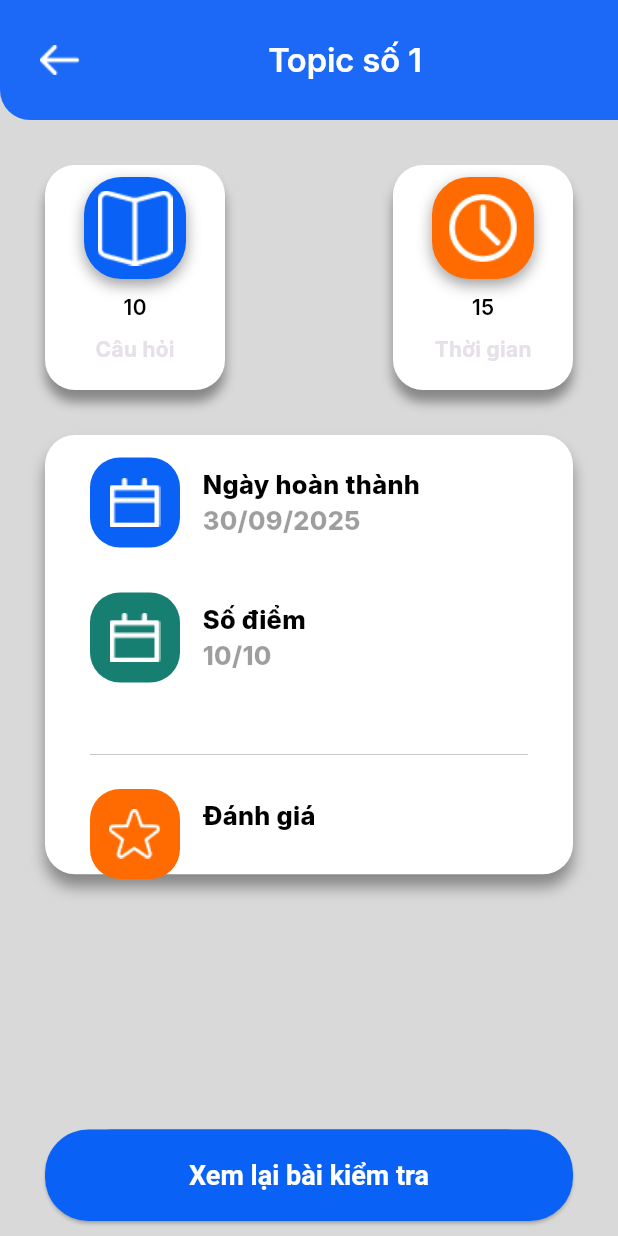
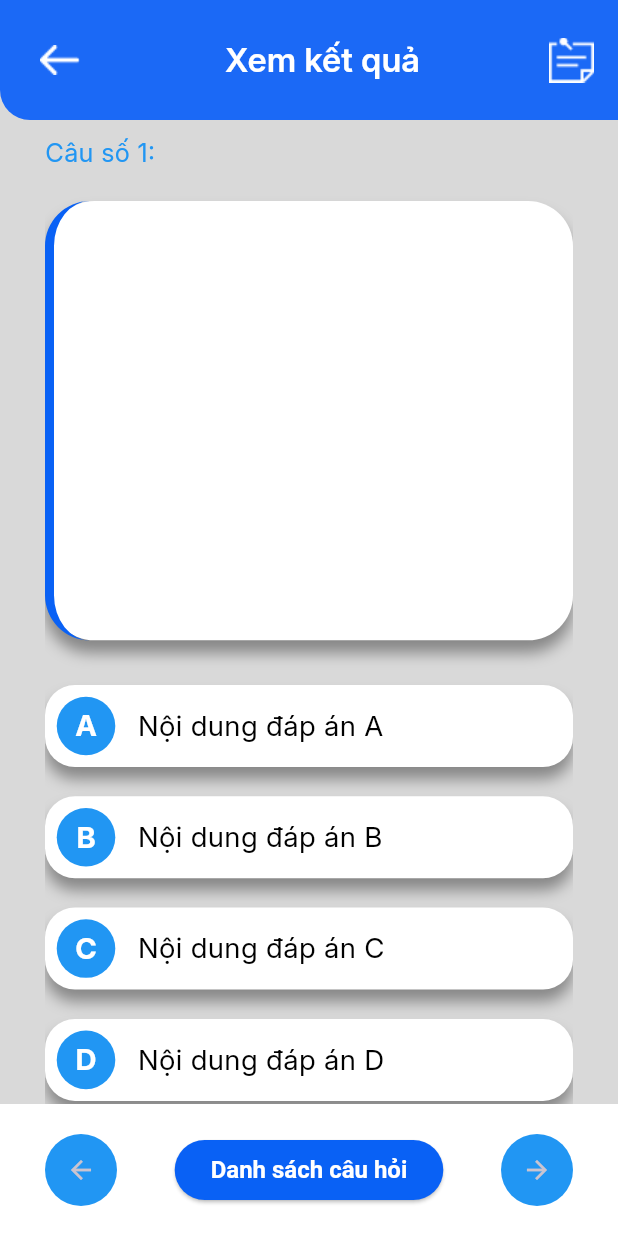
Before and after one commit to nguynbao/PRJ_ONTHI_CCGM_BDS, a Flutter app: the TotalExamPage screen opened directly, after a tap on "Xem lại bài kiểm tra", on a phone screen of 412 x 824 dp. Run offline on Flutter 3.47's test engine with Material 3 defaults, Android fonts, the phone set to English and light mode, and no system bars; our stand-ins replace dio, flutter_platform_widgets, flutter_screenutil, flutter_secure_storage, flutter_svg, iconsax and 1 more; missing offline and left inert: apptomate_custom_checkbox; accounts and stored records are empty; network calls fail.

Commit message:
done Exam_page

```diff
--- a/client_app/lib/config/assets/app_icons.dart
+++ b/client_app/lib/config/assets/app_icons.dart
@@ -11,6 +11,7 @@
   static const String imgReview = '${base}review$format';
   static const String imgStart = '${base}start$format';
   static const String imgBack = '${base}back$format';
+  static const String imgCheck = '${base}check$format';
 
 
 
--- a/client_app/lib/views/main_screen/exam/detail_exam_page.dart
+++ b/client_app/lib/views/main_screen/exam/detail_exam_page.dart
@@ -2,6 +2,7 @@
 import 'package:client_app/config/themes/app_color.dart';
 import 'package:client_app/views/main_screen/exam/inside_exam_page.dart';
 import 'package:flutter/material.dart';
+import 'package:flutter_screenutil/flutter_screenutil.dart';
 import 'package:flutter_svg/svg.dart';
 
 class DetailExamPage extends StatelessWidget {
@@ -13,12 +14,15 @@
       backgroundColor: Color(0xffD9D9D9),
       appBar: AppBar(
         toolbarHeight: 80,
-        title: Align(
-          alignment: Alignment.center,
-          child: Text(
-            "Topic số 1",
-            style: TextStyle(color: Colors.white, fontWeight: FontWeight.w600),
-          ),
+        title: Row(
+          children: [
+            Spacer(),
+            Text(
+              "Topic số 1",
+              style: TextStyle(color: Colors.white, fontWeight: FontWeight.w600),
+            ),
+            Spacer(),
+          ],
         ),
         backgroundColor: AppColor.buttonprimaryCol,
         elevation: 4,
@@ -142,7 +146,7 @@
                             Text(
                               "Bắt đầu làm bài kiểm tra",
                               style: TextStyle(
-                                fontSize: 18,
+                                fontSize: 18.sp,
                                 fontWeight: FontWeight.w700,
                               ),
                             ),
@@ -233,22 +237,22 @@
       child: Row(
         children: [
           Container(
-            height: 60,
-            width: 60,
+            height: 60.h,
+            width: 60.w,
             decoration: BoxDecoration(
               color: color,
               borderRadius: BorderRadius.circular(20),
             ),
-            child: Image.asset(icon, height: 40, width: 40),
+            child: Image.asset(icon, height: 40.h, width: 40.w),
           ),
-          SizedBox(width: 15),
+          SizedBox(width: 15.h),
           Column(
             crossAxisAlignment: CrossAxisAlignment.start,
             children: [
               Text(
                 title,
                 style: TextStyle(
-                  fontSize: 17,
+                  fontSize: 17.sp,
                   color: Colors.black,
                   fontWeight: FontWeight.w800,
                 ),
@@ -256,7 +260,7 @@
               Text(
                 content,
                 style: TextStyle(
-                  fontSize: 17,
+                  fontSize: 17.sp,
                   color: Colors.black38,
                   fontWeight: FontWeight.w800,
                 ),
--- /dev/null
+++ b/client_app/lib/views/main_screen/exam/review_exam_page.dart
@@ -0,0 +1,261 @@
+import 'package:client_app/config/assets/app_icons.dart';
+import 'package:client_app/config/themes/app_color.dart';
+import 'package:client_app/views/main_screen/main_screen.dart';
+import 'package:client_app/widget/modal/show_modal.dart';
+import 'package:flutter/material.dart';
+import 'package:flutter_screenutil/flutter_screenutil.dart';
+
+class ReviewExamPage extends StatefulWidget {
+  const ReviewExamPage({super.key});
+
+  @override
+  State<ReviewExamPage> createState() => _ReviewExamPageState();
+}
+
+class _ReviewExamPageState extends State<ReviewExamPage> {
+  int selectedAnswerIndex = -1;
+  List<String?> userSelections = [
+    'B',
+    null,
+    'A',
+    'D',
+    'C',
+    null,
+    null,
+    'B',
+    'A',
+    null,
+  ];
+  @override
+  Widget build(BuildContext context) {
+    return Scaffold(
+      backgroundColor: Color(0xffD9D9D9),
+      appBar: AppBar(
+        automaticallyImplyLeading: false,
+        toolbarHeight: 80,
+        title: Row(
+          children: [
+            IconButton(
+              onPressed: () => {
+                Navigator.pushAndRemoveUntil(
+                  context,
+                  MaterialPageRoute(builder: (_) => const MainScreen()),
+                  (Route<dynamic> route) => false,
+                ),
+              },
+              icon: Image.asset(AppIcons.imgBack),
+            ),
+            Spacer(),
+            Align(
+              alignment: Alignment.center,
+              child: Text(
+                "Xem kết quả",
+                style: TextStyle(
+                  color: Colors.white,
+                  fontWeight: FontWeight.w600,
+                ),
+              ),
+            ),
+            Spacer(),
+            InkWell(onTap: () {}, child: Image.asset(AppIcons.imgCheck)),
+          ],
+        ),
+        backgroundColor: AppColor.buttonprimaryCol,
+        elevation: 4,
+        shape: RoundedRectangleBorder(
+          borderRadius: BorderRadius.only(bottomLeft: Radius.circular(20)),
+        ),
+      ),
+      body: SafeArea(
+        child: Padding(
+          padding: const EdgeInsets.fromLTRB(30, 10, 30, 0),
+          child: Column(
+            children: [
+              Expanded(
+                child: SingleChildScrollView(
+                  scrollDirection: Axis.vertical,
+                  child: Column(
+                    crossAxisAlignment: CrossAxisAlignment.start,
+                    children: [
+                      Text(
+                        "Câu số 1:",
+                        style: TextStyle(
+                          color: AppColor.primaryBlue,
+                          fontSize: 17,
+                        ),
+                      ),
+                      SizedBox(height: 20),
+                      Container(
+                        height: 300.h,
+                        decoration: BoxDecoration(
+                          boxShadow: [
+                            BoxShadow(
+                              blurRadius: 8,
+                              color: Colors.black38,
+                              offset: Offset(0, 8),
+                              spreadRadius: 0,
+                            ),
+                          ],
+                          color: Colors.white,
+                          borderRadius: BorderRadius.circular(30),
+                          border: Border(
+                            left: BorderSide(
+                              color: AppColor.buttonprimaryCol,
+                              width: 6,
+                            ),
+                          ),
+                        ),
+                      ),
+                      SizedBox(height: 20),
+                      boxAnswer("A", 'Nội dung đáp án A', 0), // Index 0
+                      boxAnswer("B", 'Nội dung đáp án B', 1), // Index 1
+                      boxAnswer("C", 'Nội dung đáp án C', 2), // Index 2
+                      boxAnswer("D", 'Nội dung đáp án D', 3), //
+                    ],
+                  ),
+                ),
+              ),
+            ],
+          ),
+        ),
+      ),
+      bottomNavigationBar: Container(
+        decoration: BoxDecoration(color: Colors.white),
+        child: Padding(
+          padding: const EdgeInsets.symmetric(vertical: 20, horizontal: 30),
+          child: Row(
+            mainAxisAlignment: MainAxisAlignment.spaceBetween,
+            crossAxisAlignment: CrossAxisAlignment.end,
+            children: [
+              Container(
+                decoration: BoxDecoration(
+                  color: AppColor.primaryBlue,
+                  shape: BoxShape.circle,
+                ),
+                child: IconButton(
+                  onPressed: () {},
+                  icon: Icon(Icons.arrow_back, size: 20),
+                ),
+              ),
+              ElevatedButton(
+                onPressed: () {
+                  showListAnswerBottomSheet(context, 10, 0, 3, userSelections);
+                },
+                child: Container(
+                  decoration: BoxDecoration(
+                    borderRadius: BorderRadius.circular(20),
+                    color: AppColor.buttonprimaryCol,
+                  ),
+                  child: Text(
+                    "Danh sách câu hỏi",
+                    style: TextStyle(color: Colors.white),
+                  ),
+                ),
+              ),
+              Container(
+                decoration: BoxDecoration(
+                  color: AppColor.primaryBlue,
+                  shape: BoxShape.circle,
+                ),
+                child: IconButton(
+                  onPressed: () {},
+                  icon: Icon(Icons.arrow_forward, size: 20),
+                ),
+              ),
+            ],
+          ),
+        ),
+      ),
+    );
+  }
+
+  Widget boxAnswer(
+    String list,
+    String answer,
+    int index, // Thêm index để xác định đáp án nào được gọi
+  ) {
+    // Logic xác định trạng thái chọn
+    final bool isSelected = selectedAnswerIndex == index;
+
+    final containerColor = isSelected
+        ? AppColor.buttonprimaryCol
+        : Colors.white;
+    final circleColor = isSelected
+        ? Colors
+              .white // Thay đổi màu nền vòng tròn khi chọn (ví dụ)
+        : AppColor.primaryBlue;
+    final listTextColor = isSelected
+        ? AppColor.buttonprimaryCol
+        : Colors.white; // Thay đổi màu chữ trong vòng tròn
+    final answerTextColor = isSelected ? Colors.white : Colors.black;
+
+    return InkWell(
+      onTap: () {
+        // Cập nhật trạng thái khi người dùng chọn
+        setState(() {
+          selectedAnswerIndex = index;
+        });
+      },
+      borderRadius: BorderRadius.circular(20),
+      child: Padding(
+        padding: EdgeInsets.symmetric(vertical: 10.h),
+        child: Container(
+          width: double.infinity,
+          decoration: BoxDecoration(
+            color: containerColor,
+            borderRadius: BorderRadius.circular(20),
+            border: isSelected
+                ? Border.all(color: AppColor.buttonprimaryCol, width: 2)
+                : null, // Thêm viền khi chọn
+            boxShadow: [
+              BoxShadow(
+                blurRadius: 8,
+                color: Colors.black38,
+                offset: Offset(0, 8),
+                spreadRadius: 0,
+              ),
+            ],
+          ),
+          child: Padding(
+            padding: EdgeInsets.all(8.0.h),
+            child: Row(
+              children: [
+                Container(
+                  width: 40.h, // Đặt kích thước cố định cho vòng tròn
+                  height: 40.h,
+                  alignment: Alignment.center,
+                  decoration: BoxDecoration(
+                    color: circleColor,
+                    shape: BoxShape.circle,
+                  ),
+                  child: Text(
+                    list,
+                    style: TextStyle(
+                      color: listTextColor,
+                      fontSize: 20.sp,
+                      fontWeight: FontWeight.bold,
+                    ),
+                  ),
+                ),
+                SizedBox(width: 15),
+                // Sử dụng Expanded để đảm bảo Text không bị tràn nếu câu trả lời dài
+                Expanded(
+                  child: Text(
+                    answer,
+                    style: TextStyle(
+                      color: answerTextColor,
+                      fontSize: 19.sp,
+                      fontWeight: isSelected
+                          ? FontWeight.w700
+                          : FontWeight.normal,
+                    ),
+                  ),
+                ),
+              ],
+            ),
+          ),
+        ),
+      ),
+    );
+  }
+}
--- a/client_app/lib/views/main_screen/exam/total_exam_page.dart
+++ b/client_app/lib/views/main_screen/exam/total_exam_page.dart
@@ -2,6 +2,7 @@
 import 'package:client_app/config/themes/app_color.dart';
 import 'package:client_app/views/main_screen/exam/exam_page.dart';
 import 'package:client_app/views/main_screen/exam/inside_exam_page.dart';
+import 'package:client_app/views/main_screen/exam/review_exam_page.dart';
 import 'package:client_app/views/main_screen/main_screen.dart';
 import 'package:flutter/material.dart';
 import 'package:flutter_screenutil/flutter_screenutil.dart';
@@ -76,7 +77,7 @@
                       ),
                       SizedBox(height: 30),
                       Container(
-                        height: 300.h,
+                        height: 320.h,
                         width: double.infinity,
                         decoration: BoxDecoration(
                           color: Colors.white,
@@ -105,7 +106,7 @@
                               '10/10',
                               AppColor.buttomSecondCol,
                             ),
-                            SizedBox(height: 25),
+                            SizedBox(height: 15.h),
                             Divider(thickness: 0.2, indent: 30, endIndent: 30),
                             item(
                               AppIcons.imgStar,
@@ -125,7 +126,7 @@
             Padding(
               padding: const EdgeInsets.symmetric(horizontal: 30, vertical: 10),
               child: ElevatedButton(
-                onPressed: () => {},
+                onPressed: () => {Navigator.push(context, MaterialPageRoute(builder: (_)=> const ReviewExamPage()))},
                 child: Container(
                   width: double.infinity,
                   decoration: BoxDecoration(
@@ -223,19 +224,19 @@
 
   Widget item(icon, String title, String content, Color color) {
     return Padding(
-      padding: const EdgeInsets.symmetric(horizontal: 30, vertical: 15),
+      padding:  EdgeInsets.symmetric(horizontal: 30.h, vertical: 15.w),
       child: Row(
         children: [
           Container(
-            height: 60,
-            width: 60,
+            height: 60.h,
+            width: 60.w,
             decoration: BoxDecoration(
               color: color,
               borderRadius: BorderRadius.circular(20),
             ),
             child: Image.asset(icon, height: 40, width: 40),
           ),
-          SizedBox(width: 15),
+          SizedBox(width: 15.h),
           Column(
             crossAxisAlignment: CrossAxisAlignment.start,
             children: [
@@ -250,7 +251,7 @@
               Text(
                 content,
                 style: TextStyle(
-                  fontSize: 17,
+                  fontSize: 17.sp,
                   color: Colors.black38,
                   fontWeight: FontWeight.w800,
                 ),
```
Also changed, not shown: client_app/assets/icons/check.png (added).
